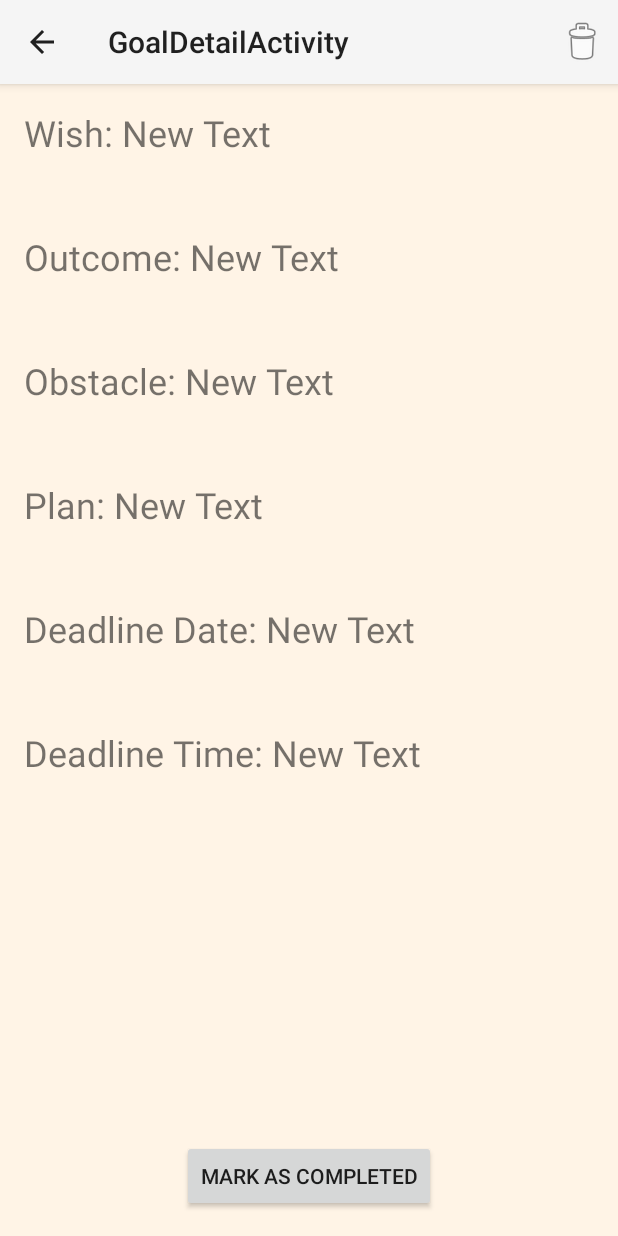
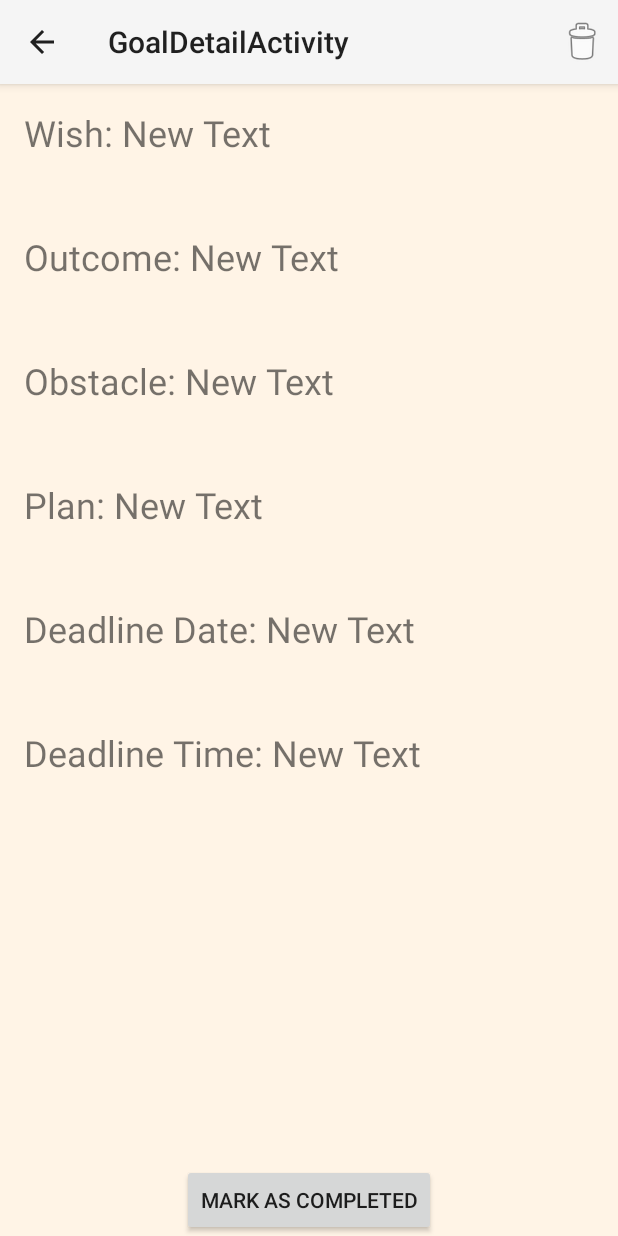
Before and after one commit to cddewitt/Capstone, an Android app: the GoalDetailActivity screen opened directly, with no data from a screen before it, on a phone screen of 412 x 824 dp. Run offline under Robolectric (Android 15) with nearby library versions, the phone set to English and light mode, and no system bars; 1 statement that could not run was skipped.

```diff
--- a/app/src/main/java/com/example/cdoit/characterstrengthbuilder/DatabaseHelper.java
+++ b/app/src/main/java/com/example/cdoit/characterstrengthbuilder/DatabaseHelper.java
@@ -10,7 +10,7 @@ import android.util.Log;
  */
 public class DatabaseHelper extends SQLiteOpenHelper {
 
-    private static final int version = 6;
+    private static final int version = 7;
 
     public DatabaseHelper(Context context) {
         super(context, DatabaseContract.DB_NAME, null, version);
--- a/app/src/main/res/layout/activity_goal_detail.xml
+++ b/app/src/main/res/layout/activity_goal_detail.xml
@@ -4,7 +4,7 @@
     android:layout_width="match_parent"
     android:layout_height="match_parent"
     android:background="#fff4e6"
-    android:paddingBottom="@dimen/activity_vertical_margin"
+    android:paddingBottom="0dp"
     android:paddingLeft="@dimen/activity_horizontal_margin"
     android:paddingRight="@dimen/activity_horizontal_margin"
     android:paddingTop="@dimen/activity_vertical_margin"
--- a/app/src/main/res/layout/activity_history_woop_detail.xml
+++ b/app/src/main/res/layout/activity_history_woop_detail.xml
@@ -14,7 +14,7 @@
         android:layout_width="fill_parent"
         android:layout_height="fill_parent">
 
-    </ScrollView>
+
 
     <RelativeLayout
         android:layout_width="fill_parent"
@@ -176,4 +176,5 @@
             android:textSize="24dp" />
 
     </RelativeLayout>
+    </ScrollView>
 </RelativeLayout>
--- a/app/src/main/res/layout/woop_wish.xml
+++ b/app/src/main/res/layout/woop_wish.xml
@@ -33,7 +33,7 @@
         android:background="#be9b7b"
         android:editable="true"
         android:hint="Enter your wish here..."
-        android:textColor="#be9b7b" />
+        android:textColor="#000000" />
 
     <TextView
         android:id="@+id/whatIsYourWishTextView"
```
Also changed, not shown: app/src/main/java/com/example/cdoit/characterstrengthbuilder/TakeGritTestActivity.java (+33 -2 lines).
